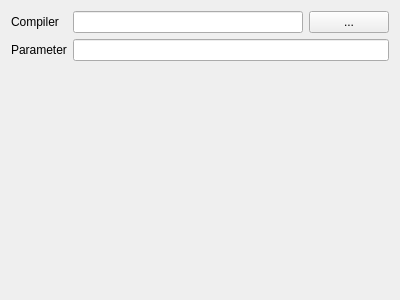
First picture: the form in src/qtcreator/spacecreatorplugin/options/asn1sccoptionwidget.ui, repository esa/spacecreator, before the edit.
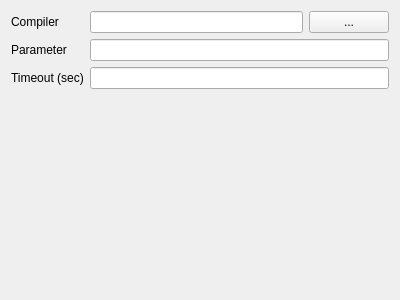
Second picture: the form after the edit.

Commit message: Added configurable timeout for asn1scc exe in asn1reader.

Diff of the .ui file:
```diff
--- a/src/qtcreator/spacecreatorplugin/options/asn1sccoptionwidget.ui
+++ b/src/qtcreator/spacecreatorplugin/options/asn1sccoptionwidget.ui
@@ -41,7 +41,17 @@
    <item row="1" column="1" colspan="2">
     <widget class="QLineEdit" name="parameterLineEdit"/>
    </item>
-   <item row="2" column="1">
+   <item row="2" column="0">
+    <widget class="QLabel" name="label_3">
+     <property name="text">
+      <string>Timeout (sec)</string>
+     </property>
+    </widget>
+   </item>
+   <item row="2" column="1" colspan="2">
+    <widget class="QLineEdit" name="timeoutLineEdit"/>
+   </item>
+   <item row="3" column="1">
     <spacer name="verticalSpacer">
      <property name="orientation">
       <enum>Qt::Vertical</enum>
```
The commit also changes 5 other files.
